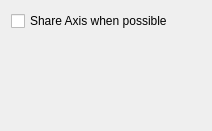
Kst-plot/kst, file src/libkstapp/childviewoptionstab.ui: the form before one commit.
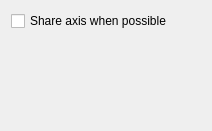
The form after the commit.

```diff
--- a/src/libkstapp/childviewoptionstab.ui
+++ b/src/libkstapp/childviewoptionstab.ui
@@ -14,9 +14,9 @@
   </property>
   <layout class="QVBoxLayout" name="verticalLayout" >
    <item>
-    <widget class="QCheckBox" name="_shareAxis" >
-     <property name="text" >
-      <string>Share Axis when possible</string>
+    <widget class="QCheckBox" name="_shareAxis">
+     <property name="text">
+      <string>Share axis when possible</string>
      </property>
     </widget>
    </item>
```
Left out of the diff: 15 changed lines with no effect on the pictures.
